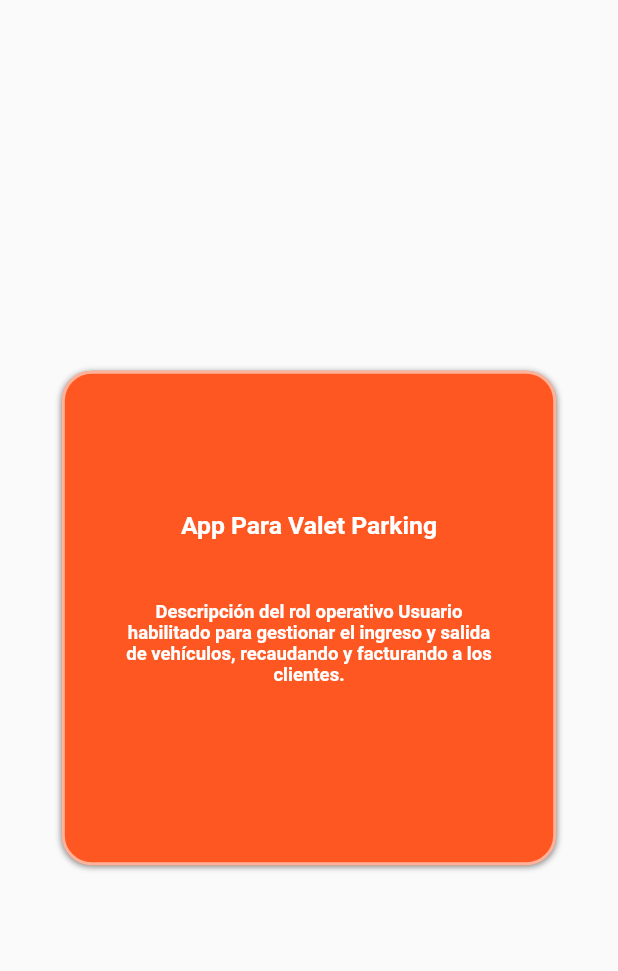
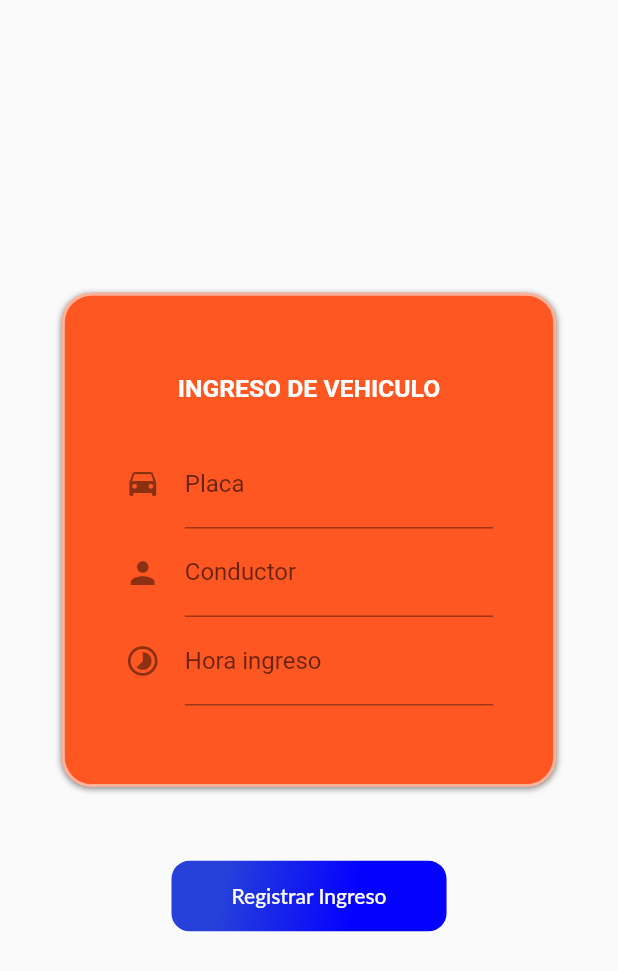
Before and after one commit to CarlosGrisales/parking_ticket, a Flutter app: the RegistarVehiculo screen opened directly, on a phone screen of 412 x 824 dp. Shown: the top 971 px of the screen. Run offline on Flutter 3.47's test engine with Material 2 defaults, Android fonts, the phone set to English and light mode, and no system bars; our stand-ins replace firebase_auth; missing offline and left inert: generic_bloc_provider; accounts and stored records are empty; Roboto replaces fonts that are missing (Lato).

Commit message:
se crea vista de ingreso de vehiculo

```diff
--- a/lib/User/ui/screens/registrarVehiculo.dart
+++ b/lib/User/ui/screens/registrarVehiculo.dart
@@ -9,7 +9,10 @@ class RegistarVehiculo extends StatelessWidget {
     screenWidth = MediaQuery.of(context).size.width;
     screenHeight = MediaQuery.of(context).size.height;
     return Scaffold(
-      body: Stack(children: [
+      body: Column(
+        mainAxisAlignment: MainAxisAlignment.center,
+        children: [
+          Stack(children: [
             Center(
               child: Container(
                 height: screenHeight * 0.4,
@@ -26,48 +29,112 @@ class RegistarVehiculo extends StatelessWidget {
                     ),
                   ],
                 ),
-            child: Column(mainAxisAlignment: MainAxisAlignment.center ,
+                child: Column(
+                  mainAxisAlignment: MainAxisAlignment.center,
                   children: [
-
-                textTitle('App Para Valet Parking'),
-                SizedBox(height: screenHeight * 0.05,),
-                textinfo('Descripción del rol operativo Usuario habilitado para gestionar el ingreso y salida de vehículos, recaudando y facturando a los clientes.')
-
+                    textTitle('INGRESO DE VEHICULO'),
+                    SizedBox(
+                      height: screenHeight * 0.03,
+                    ),
+                   _placaTextField(),
+                   _conductorTextField(),
+                   _horaIngresoTextField(),
                   ],
                 ),
               ),
             )
-      ]),
+          ],),
+           SizedBox(
+                      height: screenHeight * 0.05,),
+          Container (child: bottonLogin() ,)
+        ],
+      ),
+
+
     );
-
   }
 
-  Container textTitle(String title){
+  Container textTitle(String title) {
     return Container(
-    child:Text(
+      child: Text(
         title,
         style: TextStyle(
             color: Colors.white,
             fontSize: screenHeight * 0.020,
-                      fontWeight: FontWeight.bold), textAlign: TextAlign.center,
-                ),);
+            fontWeight: FontWeight.bold),
+        textAlign: TextAlign.center,
+      ),
+    );
   }
 
-Container textinfo(String info){
-
+ Widget _placaTextField() {
+    return StreamBuilder(
+        builder: (BuildContext context, AsyncSnapshot snapshot) {
       return Container(
-    height: screenHeight * 0.1,
-    width: screenWidth * 0.6,
-    child:Text(
-                  info,
-                  style: TextStyle(
-                      color: Colors.white,
-                      fontSize: screenHeight * 0.015,
-                      fontWeight: FontWeight.bold), textAlign: TextAlign.center,
-                ),);
+        padding: EdgeInsets.symmetric(
+          horizontal: 40,
+        ),
+        child: TextField(
+          keyboardType: TextInputType.name,
+          decoration: InputDecoration(
+            icon: Icon(Icons.time_to_leave),
+            /* hintText: 'Nombre', */
+            labelText: 'Placa',
+          ),
+          onChanged: (value) {},
+        ),
+      );
+    });
   }
 
- Widget _bottonLogin() {
+    _conductorTextField() {
+      return StreamBuilder(
+        builder: (BuildContext context, AsyncSnapshot snapshot) {
+      return Container(
+        padding: EdgeInsets.symmetric(
+          horizontal: 40,
+        ),
+        child: TextField(
+          keyboardType: TextInputType.name,
+          decoration: InputDecoration(
+            icon: Icon(Icons.person),
+            /* hintText: 'Nombre', */
+            labelText: 'Conductor',
+          ),
+          onChanged: (value) {},
+        ),
+      );
+    });
+    }
+
+    _horaIngresoTextField() {
+         return StreamBuilder(
+        builder: (BuildContext context, AsyncSnapshot snapshot) {
+      return Container(
+        padding: EdgeInsets.symmetric(
+          horizontal: 40,
+        ),
+        child: TextField(
+          keyboardType: TextInputType.datetime,
+          decoration: InputDecoration(
+            icon: Icon(Icons.timelapse),
+            /* hintText: 'Nombre', */
+            labelText: 'Hora ingreso',
+          ),
+          onChanged: (value) {},
+        ),
+      );
+    });
+    }
+
+
+
+
+
+
+
+
+  Widget bottonLogin() {
     return StreamBuilder(
         builder: (BuildContext context, AsyncSnapshot snapshot) {
       return TextButton(
@@ -86,7 +153,7 @@ Container textinfo(String info){
           ),
           padding: EdgeInsets.symmetric(horizontal: 40, vertical: 15.0),
           child: Text(
-            'Registrar Vehiculo',
+            'Registrar Ingreso',
             style: TextStyle(
               color: Colors.white,
               fontFamily: "Lato",
@@ -97,11 +164,15 @@ Container textinfo(String info){
           Navigator.push(
             context,
             MaterialPageRoute(
-              builder: ((context) => Homepage()),
+              builder: ((context) => RegistarVehiculo()),
             ),
           );
         },
       );
     });
   }
+
+
+
+
 }
--- a/lib/User/ui/screens/sign_in_screen.dart
+++ b/lib/User/ui/screens/sign_in_screen.dart
@@ -2,6 +2,7 @@ import 'package:firebase_auth/firebase_auth.dart';
 import 'package:flutter/cupertino.dart';
 import 'package:flutter/material.dart';
 import 'package:generic_bloc_provider/generic_bloc_provider.dart';
+import 'package:parking_ticket/User/ui/screens/registrarVehiculo.dart';
 import 'package:parking_ticket/main.dart';
 import '../../../widgets/button_green.dart';
 import '../../../widgets/gradient_black.dart';
@@ -142,7 +143,7 @@ class _SignInScreen extends State<SignInScreen> {
           Navigator.push(
             context,
             MaterialPageRoute(
-              builder: ((context) => MyHomePage()),
+              builder: ((context) => RegistarVehiculo()),
             ),
           );
         },
```
Lines whose indentation alone changed are shown as unchanged.
